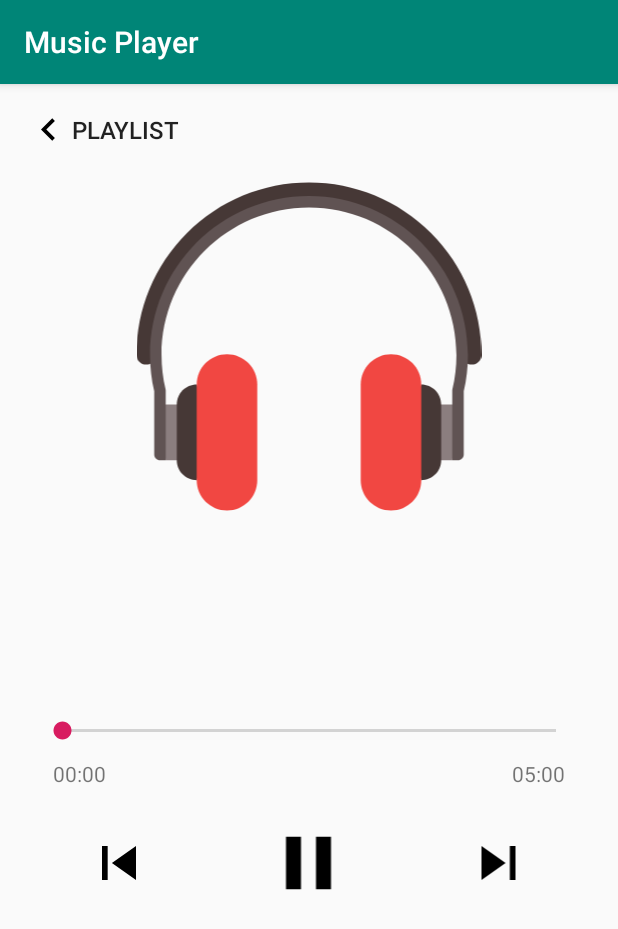
After one commit to faihihi/running-diary, an Android app: the MusicPlayerActivity screen opened directly, with no data from a screen before it, on a phone screen of 412 x 824 dp. The commit adds this screen. Shown: the top 929 px of the screen. Run offline under Robolectric (Android 15) with nearby library versions, the phone set to English and light mode, and no system bars; 5 statements that could not run were skipped.

Commit message:
Added music player

```diff
--- a/app/build.gradle
+++ b/app/build.gradle
@@ -29,6 +29,7 @@ dependencies {
     implementation 'androidx.navigation:navigation-fragment:2.0.0'
     implementation 'androidx.navigation:navigation-ui:2.0.0'
     implementation 'androidx.lifecycle:lifecycle-extensions:2.1.0'
+    implementation 'com.karumi:dexter:5.0.0'
     testImplementation 'junit:junit:4.12'
     androidTestImplementation 'androidx.test:runner:1.1.1'
     androidTestImplementation 'androidx.test.espresso:espresso-core:3.1.1'
--- a/app/src/main/AndroidManifest.xml
+++ b/app/src/main/AndroidManifest.xml
@@ -4,6 +4,7 @@
 
     <uses-permission android:name="android.permission.ACCESS_FINE_LOCATION" />
     <uses-permission android:name="android.permission.INTERNET"/>
+    <uses-permission android:name="android.permission.READ_EXTERNAL_STORAGE"/>
 
     <application
         android:allowBackup="true"
@@ -28,6 +29,9 @@
                 <category android:name="android.intent.category.LAUNCHER" />
             </intent-filter>
         </activity>
+        <activity
+            android:name=".ui.music.MusicPlayerActivity"
+            android:label="Music Player"/>
     </application>
 
 </manifest>
--- /dev/null
+++ b/app/src/main/java/au/edu/sydney/comp5216/running_diary/ui/music/MusicPlayerActivity.java
@@ -0,0 +1,188 @@
+package au.edu.sydney.comp5216.running_diary.ui.music;
+
+import android.annotation.SuppressLint;
+import android.content.Intent;
+import android.media.MediaPlayer;
+import android.net.Uri;
+import android.os.Bundle;
+import android.os.Handler;
+import android.os.Message;
+import android.view.View;
+import android.widget.ImageView;
+import android.widget.RelativeLayout;
+import android.widget.SeekBar;
+import android.widget.TextView;
+
+import androidx.appcompat.app.AppCompatActivity;
+import androidx.appcompat.widget.AppCompatButton;
+
+import java.io.File;
+import java.util.ArrayList;
+
+import au.edu.sydney.comp5216.running_diary.R;
+
+public class MusicPlayerActivity extends AppCompatActivity {
+    private ImageView pausePlayBtn, nextBtn, previousBtn, logo;
+    private TextView songNameTxt, curTime, totTime;
+    private SeekBar seekBar;
+
+    private MediaPlayer mPlayer;
+    private int position;
+    private ArrayList<File> songList;
+    private String songName;
+
+    @Override
+    protected void onCreate(Bundle savedInstanceState){
+        super.onCreate(savedInstanceState);
+        setContentView(R.layout.music_player);
+
+        pausePlayBtn = findViewById(R.id.pause_btn);
+        nextBtn = findViewById(R.id.next_btn);
+        previousBtn = findViewById(R.id.previous_btn);
+        logo = findViewById(R.id.logo);
+
+        songNameTxt = findViewById(R.id.songName);
+        curTime = findViewById(R.id.duration_start);
+        totTime = findViewById(R.id.duration_end);
+
+        seekBar = findViewById(R.id.seekBar);
+
+        Intent intent = getIntent();
+        Bundle bundle = intent.getExtras();
+
+        songList = (ArrayList) bundle.getParcelableArrayList("song");
+        position = bundle.getInt("position", 0);
+
+        startPlaying(position);
+
+
+        pausePlayBtn.setOnClickListener(new View.OnClickListener(){
+            @Override
+            public void onClick(View view){
+                if(mPlayer.isPlaying()){
+                    pausePlayBtn.setImageResource(R.drawable.ic_play_arrow_black_24dp);
+                    mPlayer.pause();
+                } else{
+                    pausePlayBtn.setImageResource(R.drawable.ic_pause_black_24dp);
+                    mPlayer.start();
+                }
+            }
+        });
+
+        nextBtn.setOnClickListener(new View.OnClickListener() {
+            @Override
+            public void onClick(View view) {
+                if(position < songList.size() - 1){
+                    position++;
+                } else{
+                    position = 0;
+                }
+
+                startPlaying(position);
+            }
+        });
+
+        previousBtn.setOnClickListener(new View.OnClickListener() {
+            @Override
+            public void onClick(View view) {
+                if(position == 0){
+                    position = 0;
+                } else{
+                    position--;
+                }
+
+                startPlaying(position);
+            }
+        });
+
+    }
+
+    private void startPlaying(int position){
+        if(mPlayer != null && mPlayer.isPlaying()){
+            mPlayer.reset();
+        }
+
+        songName = songList.get(position).getName();
+        songNameTxt.setText(songName);
+        songNameTxt.setSelected(true);
+
+        Uri uri = Uri.parse(songList.get(position).toString());
+        mPlayer = MediaPlayer.create(MusicPlayerActivity.this, uri);
+
+
+        mPlayer.setOnPreparedListener(new MediaPlayer.OnPreparedListener() {
+            @Override
+            public void onPrepared(MediaPlayer mediaPlayer) {
+                String totalTime = createTimeLabel(mPlayer.getDuration());
+                totTime.setText(totalTime);
+                seekBar.setMax(mPlayer.getDuration());
+                mPlayer.start();
+            }
+        });
+
+        seekBar.setOnSeekBarChangeListener(new SeekBar.OnSeekBarChangeListener() {
+            @Override
+            public void onProgressChanged(SeekBar seekBar, int i, boolean b) {
+                if(b){
+                    mPlayer.seekTo(i);
+                    seekBar.setProgress(i);
+                }
+            }
+
+            @Override
+            public void onStartTrackingTouch(SeekBar seekBar) {
+
+            }
+
+            @Override
+            public void onStopTrackingTouch(SeekBar seekBar) {
+
+            }
+        });
+
+        new Thread(new Runnable() {
+            @Override
+            public void run() {
+                while (mPlayer != null) {
+                    try {
+                        if (mPlayer.isPlaying()) {
+                            Message msg = new Message();
+                            msg.what = mPlayer.getCurrentPosition();
+                            handler.sendMessage(msg);
+                            Thread.sleep(1000);
+                        }
+                    } catch (InterruptedException e) {
+                        e.printStackTrace();
+                    }
+                }
+            }
+        }).start();
+    }
+
+    @SuppressLint("HandlerLeak")
+    private Handler handler = new Handler() {
+        @Override
+        public void handleMessage(Message msg) {
+            int current_position = msg.what;
+            seekBar.setProgress(current_position);
+            String cTime = createTimeLabel(current_position);
+            curTime.setText(cTime);
+        }
+    };
+
+    public String createTimeLabel(int duration) {
+        String timeLabel = "";
+        int min = duration / 1000 / 60;
+        int sec = duration / 1000 % 60;
+
+        timeLabel += min + ":";
+        if (sec < 10) timeLabel += "0";
+        timeLabel += sec;
+
+        return timeLabel;
+    }
+
+    public void backToPlaylist(View view){
+        finish();
+    }
+}
--- /dev/null
+++ b/app/src/main/res/drawable/ic_chevron_left_black_24dp.xml
@@ -0,0 +1,9 @@
+<vector xmlns:android="http://schemas.android.com/apk/res/android"
+        android:width="30dp"
+        android:height="30dp"
+        android:viewportWidth="24.0"
+        android:viewportHeight="24.0">
+    <path
+        android:fillColor="#FF000000"
+        android:pathData="M15.41,7.41L14,6l-6,6 6,6 1.41,-1.41L10.83,12z"/>
+</vector>
--- /dev/null
+++ b/app/src/main/res/drawable/ic_pause_black_24dp.xml
@@ -0,0 +1,9 @@
+<vector xmlns:android="http://schemas.android.com/apk/res/android"
+        android:width="24dp"
+        android:height="24dp"
+        android:viewportWidth="24.0"
+        android:viewportHeight="24.0">
+    <path
+        android:fillColor="#FF000000"
+        android:pathData="M6,19h4L10,5L6,5v14zM14,5v14h4L18,5h-4z"/>
+</vector>
--- /dev/null
+++ b/app/src/main/res/drawable/ic_play_arrow_black_24dp.xml
@@ -0,0 +1,9 @@
+<vector xmlns:android="http://schemas.android.com/apk/res/android"
+        android:width="24dp"
+        android:height="24dp"
+        android:viewportWidth="24.0"
+        android:viewportHeight="24.0">
+    <path
+        android:fillColor="#FF000000"
+        android:pathData="M8,5v14l11,-7z"/>
+</vector>
--- /dev/null
+++ b/app/src/main/res/drawable/ic_skip_next_black_24dp.xml
@@ -0,0 +1,9 @@
+<vector xmlns:android="http://schemas.android.com/apk/res/android"
+        android:width="24dp"
+        android:height="24dp"
+        android:viewportWidth="24.0"
+        android:viewportHeight="24.0">
+    <path
+        android:fillColor="#FF000000"
+        android:pathData="M6,18l8.5,-6L6,6v12zM16,6v12h2V6h-2z"/>
+</vector>
--- /dev/null
+++ b/app/src/main/res/drawable/ic_skip_previous_black_24dp.xml
@@ -0,0 +1,9 @@
+<vector xmlns:android="http://schemas.android.com/apk/res/android"
+        android:width="24dp"
+        android:height="24dp"
+        android:viewportWidth="24.0"
+        android:viewportHeight="24.0">
+    <path
+        android:fillColor="#FF000000"
+        android:pathData="M6,6h2v12L6,18zM9.5,12l8.5,6L18,6z"/>
+</vector>
--- /dev/null
+++ b/app/src/main/res/drawable/music_icon.xml
@@ -0,0 +1,32 @@
+<?xml version="1.0" encoding="utf-8"?>
+<vector xmlns:android="http://schemas.android.com/apk/res/android"
+    android:width="512dp"
+    android:height="512dp"
+    android:viewportWidth="512"
+    android:viewportHeight="512">
+
+    <path
+        android:fillColor="#8B7E7F"
+        android:pathData="M 34.289 341.986 L 43.391 424.95 L 71.173 424.95 L 71.173 341.986 Z" />
+    <path
+        android:fillColor="#8B7E7F"
+        android:pathData="M 477.711 341.986 L 468.609 424.95 L 440.827 424.95 L 440.827 341.986 Z" />
+    <path
+        android:fillColor="#463836"
+        android:pathData="M422.639,312.421l-22.756,71.047l22.756,71.047c16.328,0,29.565-13.237,29.565-29.565v-82.963 C452.205,325.659,438.968,312.421,422.639,312.421z" />
+    <path
+        android:fillColor="#463836"
+        android:pathData="M59.795,341.986v82.963c0,16.329,13.237,29.565,29.565,29.565l22.756-71.047L89.36,312.42 C73.032,312.421,59.795,325.659,59.795,341.986z" />
+    <path
+        android:fillColor="#463836"
+        android:pathData="M437.02,87.53C388.665,39.186,324.38,12.551,256,12.551S123.335,39.186,74.98,87.53 C26.624,135.886,0,200.17,0,268.551c0,7.908,6.411,14.319,14.319,14.319c7.909,0,14.319-6.411,14.319-14.319 C28.638,142.986,130.435,41.189,256,41.189c125.465,0,227.197,101.637,227.359,227.063c-0.002,0.101-0.015,0.198-0.015,0.299 c0,7.913,6.415,14.328,14.328,14.328S512,276.465,512,268.551C512,200.17,485.376,135.886,437.02,87.53z" />
+    <path
+        android:fillColor="#605353"
+        android:pathData="M477.142,424.95c-4.714,0-8.533,0-8.533,0V321.555c0-0.668,0.079-1.335,0.233-1.983 c3.97-16.61,5.984-33.775,5.984-51.019c0-120.661-98.164-218.827-218.825-218.827S37.175,147.893,37.175,268.553 c0,17.244,2.014,34.409,5.984,51.019c0.155,0.649,0.233,1.315,0.233,1.983V424.95c0,0-3.82,0-8.533,0s-8.533-3.82-8.533-8.533 v-93.864c-4.126-17.6-6.217-35.762-6.217-53.999C20.108,138.481,125.929,32.66,256,32.66s235.892,105.821,235.892,235.893 c0,18.237-2.091,36.399-6.217,53.999v93.864C485.675,421.13,481.856,424.95,477.142,424.95z" />
+    <path
+        android:fillColor="#F14742"
+        android:pathData="M377.706,267.488c-24.817,0-44.934,20.118-44.934,44.933v142.095 c0,24.817,20.117,44.933,44.934,44.933c24.816,0,44.934-20.117,44.934-44.933V312.421 C422.639,287.606,402.522,267.488,377.706,267.488z" />
+    <path
+        android:fillColor="#F14742"
+        android:pathData="M134.294,267.488c-24.816,0-44.934,20.118-44.934,44.933v142.095 c0,24.817,20.117,44.933,44.934,44.933s44.934-20.117,44.934-44.933V312.421C179.228,287.606,159.111,267.488,134.294,267.488z" />
+</vector>
--- /dev/null
+++ b/app/src/main/res/layout/music_player.xml
@@ -0,0 +1,114 @@
+<?xml version="1.0" encoding="utf-8"?>
+<RelativeLayout xmlns:android="http://schemas.android.com/apk/res/android"
+    xmlns:tools="http://schemas.android.com/tools"
+    android:layout_width="match_parent"
+    android:layout_height="match_parent">
+
+    <RelativeLayout
+        android:id="@+id/upper"
+        android:layout_width="match_parent"
+        android:layout_height="wrap_content"
+        android:layout_marginBottom="30dp">
+
+        <Button
+            android:id="@+id/goback_btn"
+            style="@style/Widget.AppCompat.Button.Borderless"
+            android:layout_width="wrap_content"
+            android:layout_height="wrap_content"
+            android:layout_marginLeft="5dp"
+            android:layout_marginTop="5dp"
+            android:drawableLeft="@drawable/ic_chevron_left_black_24dp"
+            android:fallbackLineSpacing="false"
+            android:text="Playlist"
+            android:onClick="backToPlaylist"
+            android:textSize="16sp" />
+
+        <ImageView
+            android:id="@+id/logo"
+            android:layout_width="match_parent"
+            android:layout_height="350dp"
+            android:paddingLeft="80dp"
+            android:paddingTop="60dp"
+            android:paddingRight="80dp"
+            android:paddingBottom="60dp"
+            android:src="@drawable/music_icon" />
+
+        <TextView
+            android:id="@+id/songName"
+            android:layout_width="match_parent"
+            android:layout_height="wrap_content"
+            android:layout_below="@id/logo"
+            android:layout_marginLeft="35dp"
+            android:layout_marginTop="7dp"
+            android:layout_marginRight="35dp"
+            android:ellipsize="marquee"
+            android:marqueeRepeatLimit="marquee_forever"
+            android:singleLine="true"
+            android:text="song name"
+            android:textAlignment="center"
+            android:textSize="25dp" />
+
+    </RelativeLayout>
+
+    <SeekBar
+        android:id="@+id/seekBar"
+        android:layout_width="match_parent"
+        android:layout_height="wrap_content"
+        android:layout_below="@id/upper"
+        android:layout_marginStart="25dp"
+        android:layout_marginEnd="25dp"
+        android:layout_marginBottom="10dp" />
+
+    <TextView
+        android:id="@+id/duration_start"
+        android:layout_width="wrap_content"
+        android:layout_height="wrap_content"
+        android:layout_below="@id/seekBar"
+        android:layout_marginLeft="35dp"
+        android:text="00:00" />
+
+    <TextView
+        android:id="@+id/duration_end"
+        android:layout_width="wrap_content"
+        android:layout_height="wrap_content"
+        android:layout_below="@id/seekBar"
+        android:layout_alignParentRight="true"
+        android:layout_marginRight="35dp"
+        android:text="05:00" />
+
+    <LinearLayout
+        android:id="@+id/lower"
+        android:layout_width="match_parent"
+        android:layout_height="wrap_content"
+        android:layout_below="@+id/duration_end"
+        android:layout_marginTop="20dp"
+        android:gravity="center"
+        android:paddingLeft="20dp"
+        android:paddingRight="20dp"
+        android:weightSum="3">
+
+
+        <ImageView
+            android:id="@+id/previous_btn"
+            android:layout_width="45dp"
+            android:layout_height="45dp"
+            android:layout_weight="1"
+            android:src="@drawable/ic_skip_previous_black_24dp" />
+
+        <ImageView
+            android:id="@+id/pause_btn"
+            android:layout_width="60dp"
+            android:layout_height="60dp"
+            android:layout_weight="1"
+            android:src="@drawable/ic_pause_black_24dp" />
+
+        <ImageView
+            android:id="@+id/next_btn"
+            android:layout_width="45dp"
+            android:layout_height="45dp"
+            android:layout_weight="1"
+            android:src="@drawable/ic_skip_next_black_24dp" />
+
+    </LinearLayout>
+
+</RelativeLayout>
```
Also changed, not shown: app/src/main/java/au/edu/sydney/comp5216/running_diary/ui/music/MusicPlayerFragment.java (+85 -5 lines), app/src/main/res/drawable/back.xml (added, +11 -0 lines), app/src/main/res/drawable/ic_arrow_back_black_24dp.xml (added, +9 -0 lines), app/src/main/res/drawable/ic_fast_forward_black_24dp.xml (added, +9 -0 lines), app/src/main/res/drawable/next.xml (added, +11 -0 lines), app/src/main/res/drawable/pause.xml (added, +14 -0 lines), app/src/main/res/drawable/play_button.xml (added, +11 -0 lines), app/src/main/res/layout/fragment_music.xml (+13 -12 lines).
